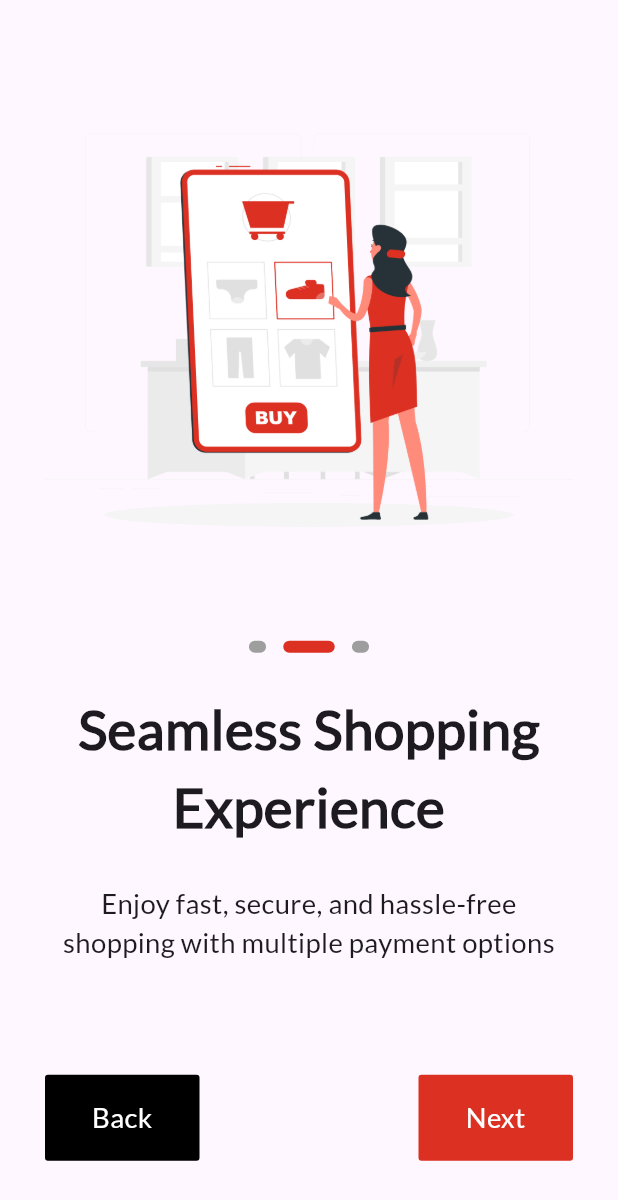
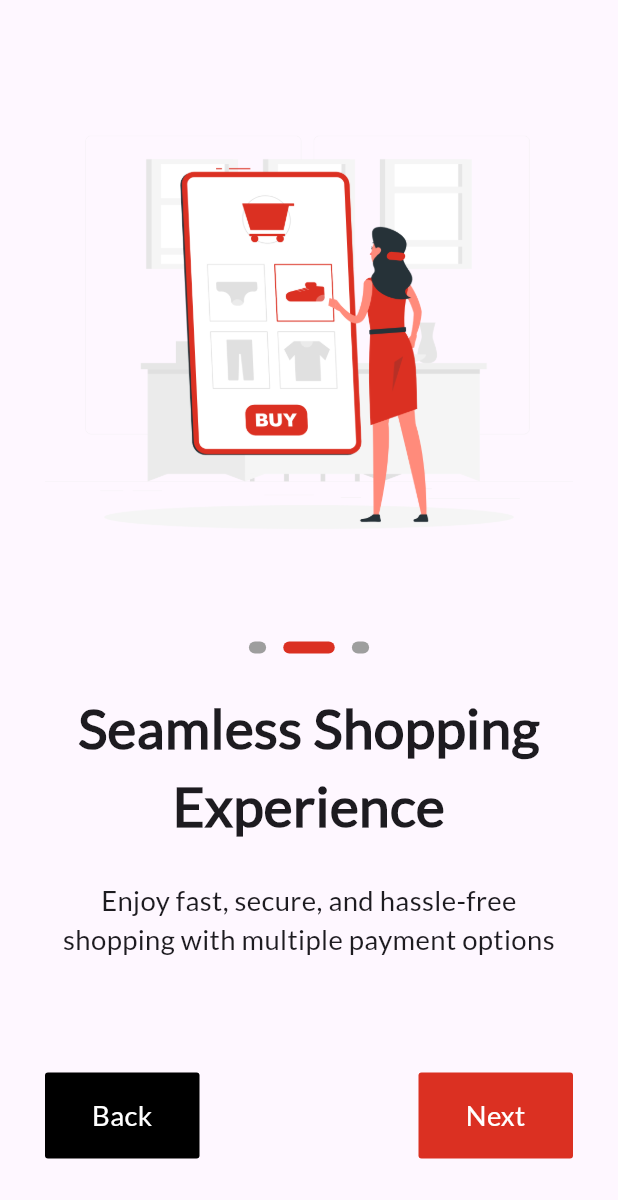
Before and after one commit to romisaa5/Fashique-E_commerce-App, a Flutter app: the ThirdScreen screen opened by its route, after a tap on "Back", on a phone screen of 412 x 824 dp. Shown: the top 1200 px of the screen. Run offline on Flutter 3.47's test engine with Material 3 defaults, Android fonts, the phone set to English and light mode, and no system bars; our stand-ins replace flutter_screenutil, font_awesome_flutter, go_router.

Commit message:
finish UI login & register & onboarding screens

```diff
--- a/lib/core/widgets/custom_button_signup_login.dart
+++ b/lib/core/widgets/custom_button_signup_login.dart
@@ -19,9 +19,7 @@ class CustomButtonSignupLogin extends StatelessWidget {
           width: width,
           height: 48.h,
           decoration: BoxDecoration(
-              border: Border.all(
-                color: KprimaryColor,
-              ),
+
               borderRadius: BorderRadius.circular(2),
               color: color),
           child: Center(
--- a/lib/featured/Auth/Forget password/presentation/views/forget_password.dart
+++ b/lib/featured/Auth/Forget password/presentation/views/forget_password.dart
@@ -1,3 +1,4 @@
+import 'package:e_commerce/constnts.dart';
 import 'package:e_commerce/core/utils/app_router.dart';
 import 'package:e_commerce/core/utils/styles.dart';
 import 'package:e_commerce/core/widgets/custom_button.dart';
@@ -43,7 +44,7 @@ class _ForgetPasswordState extends State<ForgetPassword> {
                 CustomTextfieldForEmail(emailcontroller: emailController,),
                 CustomButton(
                   text: 'Reset Password',
-                  color: Color(0xff8875FF),
+                  color: KprimaryColor,
                   width: MediaQuery.of(context).size.width,
                   onTap: () {
                     GoRouter.of(context).push(AppRouter.verificationScreen);
--- a/lib/featured/Auth/Forget password/presentation/views/password_reset.dart
+++ b/lib/featured/Auth/Forget password/presentation/views/password_reset.dart
@@ -1,3 +1,4 @@
+import 'package:e_commerce/constnts.dart';
 import 'package:e_commerce/core/utils/app_router.dart';
 import 'package:e_commerce/core/utils/styles.dart';
 import 'package:e_commerce/core/widgets/custom_button.dart';
@@ -44,7 +45,7 @@ class PasswordReset extends StatelessWidget {
                 GoRouter.of(context).push(AppRouter.setnewpassword);
               },
               text: "Confirm",
-              color: Color(0xff8875FF),
+              color: KprimaryColor,
               width: MediaQuery.of(context).size.width,
             ),
           ],
--- a/lib/featured/Auth/Forget password/presentation/views/set_new_password.dart
+++ b/lib/featured/Auth/Forget password/presentation/views/set_new_password.dart
@@ -1,3 +1,4 @@
+import 'package:e_commerce/constnts.dart';
 import 'package:e_commerce/core/utils/styles.dart';
 import 'package:e_commerce/core/widgets/custom_button.dart';
 import 'package:e_commerce/featured/Auth/widgets/custom_textfield_for_password.dart';
@@ -56,7 +57,7 @@ class _SetNewPasswordState extends State<SetNewPassword> {
           SizedBox(height: 15,),
           CustomButton(
               text: 'Update Password',
-              color: Color(0xff8875FF),
+              color: KprimaryColor,
               width: MediaQuery.of(context).size.width)
         ]),
       ),
--- a/lib/featured/Auth/Forget password/presentation/views/verificationScreen.dart
+++ b/lib/featured/Auth/Forget password/presentation/views/verificationScreen.dart
@@ -1,3 +1,4 @@
+import 'package:e_commerce/constnts.dart';
 import 'package:e_commerce/core/utils/app_router.dart';
 import 'package:e_commerce/core/utils/styles.dart';
 import 'package:e_commerce/core/widgets/custom_button.dart';
@@ -76,7 +77,7 @@ class _VerificationScreenState extends State<VerificationScreen> {
                 GoRouter.of(context).push(AppRouter.passwordreset);
               },
               text: "Verify Code",
-              color: Color(0xff8875FF),
+              color: KprimaryColor,
               width: MediaQuery.of(context).size.width,
             ),
             SizedBox(height: 10),
@@ -86,7 +87,7 @@ class _VerificationScreenState extends State<VerificationScreen> {
                 onPressed: () {},
                 child: Text(
                   "Resend email",
-                  style: Styles.textStyle14.copyWith(color: Color(0xff8875FF)),
+                  style: Styles.textStyle14.copyWith(color: KprimaryColor),
                 ),
               ),
             ]),
--- a/lib/featured/Auth/Login/presentation/views/login_view.dart
+++ b/lib/featured/Auth/Login/presentation/views/login_view.dart
@@ -24,7 +24,8 @@ class _LoginViewState extends State<LoginView> {
   final TextEditingController passwordController = TextEditingController();
   @override
   Widget build(BuildContext context) {
-    return Scaffold(
+    return SafeArea(
+      child: Scaffold(
         appBar: AppBar(
           leading: Icon(Icons.arrow_back_ios),
         ),
@@ -101,6 +102,7 @@ class _LoginViewState extends State<LoginView> {
             ],
           ),
         ),
+      ),
     );
   }
 }
--- a/lib/featured/onboarding/presentation/views/first_screen.dart
+++ b/lib/featured/onboarding/presentation/views/first_screen.dart
@@ -19,11 +19,12 @@ class _FirstScreenState extends State<FirstScreen> {
 
   @override
   Widget build(BuildContext context) {
-    return Scaffold(
+    return SafeArea(
+      child: Scaffold(
         body: Padding(
           padding: const EdgeInsets.symmetric(horizontal: 30.0),
           child: Column(
-          spacing: 25,
+            spacing: 20.h,
             mainAxisAlignment: MainAxisAlignment.center,
             crossAxisAlignment: CrossAxisAlignment.center,
             children: [
@@ -55,6 +56,7 @@ class _FirstScreenState extends State<FirstScreen> {
             ],
           ),
         ),
+      ),
     );
   }
 }
--- a/lib/featured/onboarding/presentation/views/second_screen.dart
+++ b/lib/featured/onboarding/presentation/views/second_screen.dart
@@ -13,11 +13,12 @@ class SecondScreen extends StatelessWidget {
 
   @override
   Widget build(BuildContext context) {
-    return Scaffold(
+    return SafeArea(
+      child: Scaffold(
         body: Padding(
           padding: const EdgeInsets.symmetric(horizontal: 30.0),
           child: Column(
-          spacing: 25,
+            spacing: 20.h,
             mainAxisAlignment: MainAxisAlignment.center,
             crossAxisAlignment: CrossAxisAlignment.center,
             children: [
@@ -56,6 +57,7 @@ class SecondScreen extends StatelessWidget {
             ],
           ),
         ),
+      ),
     );
   }
 }
--- a/lib/featured/onboarding/presentation/views/third_screen.dart
+++ b/lib/featured/onboarding/presentation/views/third_screen.dart
@@ -13,11 +13,12 @@ class ThirdScreen extends StatelessWidget {
 
   @override
   Widget build(BuildContext context) {
-    return Scaffold(
+    return SafeArea(
+      child: Scaffold(
         body: Padding(
           padding: const EdgeInsets.symmetric(horizontal: 30.0),
           child: Column(
-          spacing: 25,
+            spacing: 20.h,
             mainAxisAlignment: MainAxisAlignment.center,
             crossAxisAlignment: CrossAxisAlignment.center,
             children: [
@@ -56,6 +57,7 @@ class ThirdScreen extends StatelessWidget {
             ],
           ),
         ),
+      ),
     );
   }
 }
```
Also changed, not shown: lib/featured/onboarding/presentation/views/welcome_view.dart (+5 -2 lines). Lines whose indentation alone changed are shown as unchanged.
